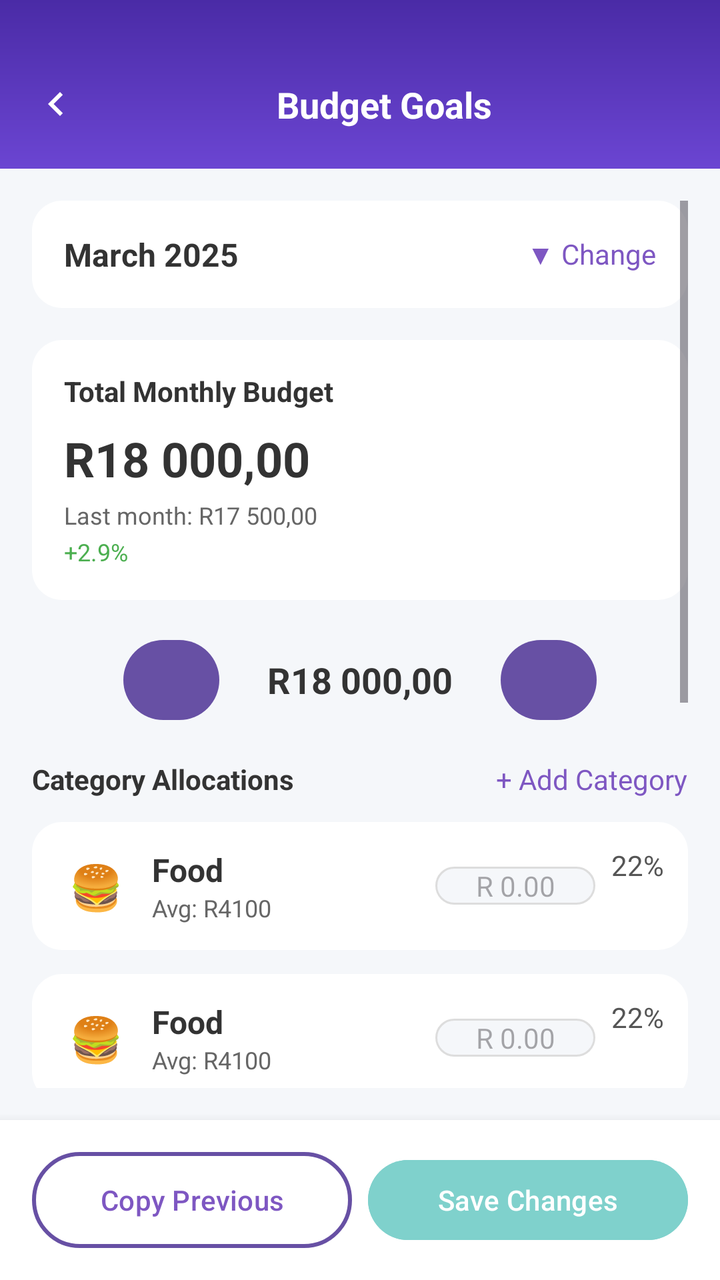
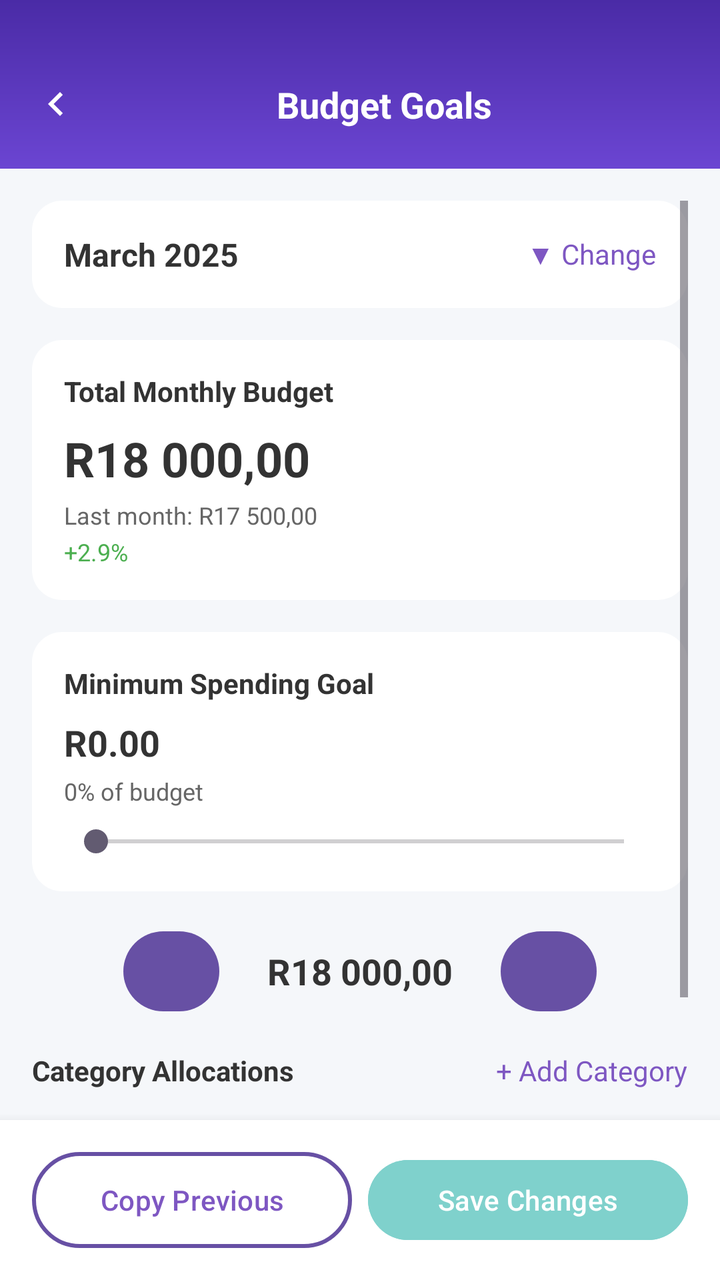

The first picture is an Android layout as it rendered before a commit; the second is the same layout after the commit. The layout source and the unified diff follow.
<!-- AndroidManifest.xml: application theme Theme.TightBudget -->
<!-- res/layout/activity_budget_goals.xml -->
<?xml version="1.0" encoding="utf-8"?>
<RelativeLayout xmlns:android="http://schemas.android.com/apk/res/android"
    xmlns:app="http://schemas.android.com/apk/res-auto"
    xmlns:tools="http://schemas.android.com/tools"
    android:id="@+id/budgetGoalsRoot"
    android:layout_width="match_parent"
    android:layout_height="match_parent"
    android:background="@color/background_gray"
    tools:context=".BudgetGoalsActivity">

    
    <LinearLayout
        android:id="@+id/header"
        android:layout_width="match_parent"
        android:layout_height="wrap_content"
        android:background="@drawable/gradient_background"
        android:gravity="center_vertical"
        android:orientation="horizontal"
        android:paddingStart="16dp"
        android:paddingTop="40dp"
        android:paddingEnd="16dp"
        android:paddingBottom="20dp">

        <ImageView
            android:id="@+id/backButton"
            android:layout_width="24dp"
            android:layout_height="24dp"
            android:contentDescription="@string/back_button"
            android:src="@drawable/ic_back"
            app:tint="@android:color/white" />

        <TextView
            android:layout_width="0dp"
            android:layout_height="wrap_content"
            android:layout_weight="1"
            android:gravity="center"
            android:text="Budget Goals"
            android:textColor="@android:color/white"
            android:textSize="18sp"
            android:textStyle="bold" />
    </LinearLayout>

    
    <ScrollView
        android:id="@+id/scrollView"
        android:layout_width="match_parent"
        android:layout_height="match_parent"
        android:layout_above="@id/buttonContainer"
        android:layout_below="@id/header"
        android:padding="16dp">

        <LinearLayout
            android:layout_width="match_parent"
            android:layout_height="wrap_content"
            android:orientation="vertical">

            
            <LinearLayout
                android:layout_width="match_parent"
                android:layout_height="wrap_content"
                android:layout_marginBottom="16dp"
                android:background="@drawable/card_background"
                android:gravity="center_vertical"
                android:padding="16dp">

                <TextView
                    android:layout_width="0dp"
                    android:layout_height="wrap_content"
                    android:layout_weight="1"
                    android:text="March 2025"
                    android:textColor="@color/text_dark"
                    android:textSize="16sp"
                    android:textStyle="bold" />

                <TextView
                    android:id="@+id/changeDateButton"
                    android:layout_width="wrap_content"
                    android:layout_height="wrap_content"
                    android:text="▼ Change"
                    android:textColor="@color/purple"
                    android:textSize="14sp" />
            </LinearLayout>

            
            <LinearLayout
                android:layout_width="match_parent"
                android:layout_height="wrap_content"
                android:layout_marginBottom="16dp"
                android:background="@drawable/card_background"
                android:orientation="vertical"
                android:padding="16dp">

                <TextView
                    android:layout_width="wrap_content"
                    android:layout_height="wrap_content"
                    android:text="Total Monthly Budget"
                    android:textColor="@color/text_dark"
                    android:textSize="14sp"
                    android:textStyle="bold" />

                <TextView
                    android:id="@+id/monthlyBudgetText"
                    android:layout_width="wrap_content"
                    android:layout_height="wrap_content"
                    android:layout_marginTop="8dp"
                    android:text="R18 000,00"
                    android:textColor="@color/text_dark"
                    android:textSize="24sp"
                    android:textStyle="bold" />

                <TextView
                    android:layout_width="wrap_content"
                    android:layout_height="wrap_content"
                    android:layout_marginTop="4dp"
                    android:text="Last month: R17 500,00"
                    android:textColor="@color/text_light"
                    android:textSize="12sp" />

                <TextView
                    android:layout_width="wrap_content"
                    android:layout_height="wrap_content"
                    android:layout_marginTop="2dp"
                    android:text="+2.9%"
                    android:textColor="@color/green_light"
                    android:textSize="12sp" />
            </LinearLayout>

            
            <LinearLayout
                android:layout_width="match_parent"
                android:layout_height="wrap_content"
                android:layout_marginBottom="16dp"
                android:gravity="center"
                android:orientation="horizontal">

                <Button
                    android:id="@+id/decreaseBudget"
                    android:layout_width="48dp"
                    android:layout_height="48dp"
                    android:text="−" />

                <TextView
                    android:id="@+id/currentBudgetDisplay"
                    android:layout_width="wrap_content"
                    android:layout_height="wrap_content"
                    android:paddingHorizontal="24dp"
                    android:text="R18 000,00"
                    android:textColor="@color/text_dark"
                    android:textSize="18sp"
                    android:textStyle="bold" />

                <Button
                    android:id="@+id/increaseBudget"
                    android:layout_width="48dp"
                    android:layout_height="48dp"
                    android:text="+" />
            </LinearLayout>

            
            <LinearLayout
                android:layout_width="match_parent"
                android:layout_height="wrap_content"
                android:layout_marginBottom="12dp"
                android:gravity="center_vertical"
                android:orientation="horizontal">

                <TextView
                    android:layout_width="0dp"
                    android:layout_height="wrap_content"
                    android:layout_weight="1"
                    android:text="Category Allocations"
                    android:textColor="@color/text_dark"
                    android:textSize="14sp"
                    android:textStyle="bold" />

                <TextView
                    android:id="@+id/addCategory"
                    android:layout_width="wrap_content"
                    android:layout_height="wrap_content"
                    android:text="+ Add Category"
                    android:textColor="@color/purple"
                    android:textSize="14sp" />
            </LinearLayout>

            
            <include layout="@layout/item_budget_category" />
            <include layout="@layout/item_budget_category" />
            <include layout="@layout/item_budget_category" />
            <include layout="@layout/item_budget_category" />
            <include layout="@layout/item_budget_category" />
            <include layout="@layout/item_budget_category" />

            
            <TextView
                android:id="@+id/totalAllocated"
                android:layout_width="match_parent"
                android:layout_height="wrap_content"
                android:layout_marginTop="12dp"
                android:layout_marginBottom="24dp"
                android:gravity="end"
                android:text="Total: R18 000,00"
                android:textColor="@color/text_dark"
                android:textSize="16sp"
                android:textStyle="bold" />
        </LinearLayout>
    </ScrollView>

    
    <androidx.cardview.widget.CardView
        android:id="@+id/buttonContainer"
        android:layout_width="match_parent"
        android:layout_height="wrap_content"
        android:layout_alignParentBottom="true"
        app:cardElevation="8dp"
        app:cardCornerRadius="0dp"
        android:background="@android:color/white">

        <LinearLayout
            android:layout_width="match_parent"
            android:layout_height="wrap_content"
            android:orientation="horizontal"
            android:padding="16dp">

            <Button
                android:id="@+id/copyPreviousButton"
                android:layout_width="0dp"
                android:layout_height="wrap_content"
                android:layout_weight="1"
                android:background="@drawable/button_outline"
                android:text="Copy Previous"
                android:textColor="@color/purple" />

            <Button
                android:id="@+id/saveChangesButton"
                android:layout_width="0dp"
                android:layout_height="wrap_content"
                android:layout_weight="1"
                android:layout_marginStart="8dp"
                android:backgroundTint="@color/teal_light"
                android:text="Save Changes"
                android:textColor="@color/white" />
        </LinearLayout>
    </androidx.cardview.widget.CardView>

</RelativeLayout>
<!-- res/layout/item_budget_category.xml (included above) -->
<?xml version="1.0" encoding="utf-8"?>
<LinearLayout xmlns:android="http://schemas.android.com/apk/res/android"
    android:id="@+id/budgetCategoryItem"
    android:layout_width="match_parent"
    android:layout_height="wrap_content"
    android:background="@drawable/card_background"
    android:orientation="horizontal"
    android:padding="12dp"
    android:layout_marginBottom="12dp"
    android:gravity="center_vertical">

    
    <LinearLayout
        android:layout_width="0dp"
        android:layout_height="wrap_content"
        android:layout_weight="2"
        android:orientation="horizontal"
        android:gravity="center_vertical">

        
        <TextView
            android:id="@+id/categoryEmoji"
            android:layout_width="40dp"
            android:layout_height="40dp"
            android:text="🍔"
            android:textSize="22sp"
            android:gravity="center"
            android:textAlignment="center"
            android:textColor="@color/text_dark" />

        
        <LinearLayout
            android:layout_width="wrap_content"
            android:layout_height="wrap_content"
            android:orientation="vertical"
            android:layout_marginStart="8dp">

            <TextView
                android:id="@+id/categoryName"
                android:layout_width="wrap_content"
                android:layout_height="wrap_content"
                android:text="Food"
                android:textColor="@color/text_dark"
                android:textSize="16sp"
                android:textStyle="bold" />

            <TextView
                android:id="@+id/categoryAverage"
                android:layout_width="wrap_content"
                android:layout_height="wrap_content"
                android:text="Avg: R4100"
                android:textColor="@color/text_light"
                android:textSize="12sp" />
        </LinearLayout>
    </LinearLayout>

    
    <EditText
        android:id="@+id/categoryAmountInput"
        android:layout_width="80dp"
        android:layout_height="wrap_content"
        android:layout_marginEnd="8dp"
        android:inputType="numberDecimal"
        android:background="@drawable/edit_text_background"
        android:hint="R 0.00"
        android:textColor="@color/text_dark"
        android:gravity="center"
        android:textSize="14sp" />

    
    <TextView
        android:id="@+id/categoryPercentage"
        android:layout_width="wrap_content"
        android:layout_height="wrap_content"
        android:text="22%"
        android:textColor="@color/text_medium"
        android:textSize="14sp"
        android:layout_gravity="end" />
</LinearLayout>
<!-- resources referenced by this layout -->
<resources>
  <color name="background_gray">#F5F7FA</color>
  <color name="green_light">#4CAF50</color>
  <color name="purple">#7E57C2</color>
  <color name="teal_light">#7FD1CC</color>
  <color name="text_dark">#333333</color>
  <color name="text_light">#666666</color>
  <color name="text_medium">#555555</color>
  <color name="white">#FFFFFFFF</color>
  <!-- drawable button_outline (drawable) -->
  <?xml version="1.0" encoding="utf-8"?>
  <selector xmlns:android="http://schemas.android.com/apk/res/android">
      <item>
          <shape>
              <solid android:color="@android:color/transparent" />
              <stroke android:width="2dp" android:color="@color/text_dark" />
              <corners android:radius="50dp" />
          </shape>
      </item>
  </selector>
  <!-- drawable card_background (drawable) -->
  <?xml version="1.0" encoding="utf-8"?>
  <shape xmlns:android="http://schemas.android.com/apk/res/android">
      <solid android:color="@color/white" />
      <corners android:radius="15dp" />
  </shape>
  <!-- drawable edit_text_background (drawable) -->
  <?xml version="1.0" encoding="utf-8"?>
  <shape xmlns:android="http://schemas.android.com/apk/res/android">
      <solid android:color="@color/background_gray" />
      <corners android:radius="10dp" />
      <stroke
          android:width="1dp"
          android:color="@color/border_color" />
  </shape>
  <!-- drawable gradient_background (drawable) -->
  <?xml version="1.0" encoding="utf-8"?>
  <shape xmlns:android="http://schemas.android.com/apk/res/android">
      <gradient
          android:startColor="@color/primary_purple_dark"
          android:endColor="@color/primary_purple_light"
          android:angle="270" />
  </shape>
  <!-- drawable ic_back (drawable) -->
  <?xml version="1.0" encoding="utf-8"?>
  <vector xmlns:android="http://schemas.android.com/apk/res/android"
      android:width="24dp"
      android:height="24dp"
      android:viewportWidth="24"
      android:viewportHeight="24">
  
      <path
          android:fillColor="#FFFFFF"
          android:pathData="M15.41,7.41L14,6l-6,6 6,6 1.41,-1.41L10.83,12z" />
  </vector>
  <string name="back_button" />
  <style name="Theme.TightBudget" parent="Base.Theme.TightBudget" />
  <color name="border_color">#DDDDDD</color>
  <color name="primary_purple_dark">#4A2BA6</color>
  <color name="primary_purple_light">#6B45D2</color>
  <style name="Base.Theme.TightBudget" parent="Theme.Material3.DayNight.NoActionBar">
          <item name="android:windowTranslucentNavigation">false</item>
          <item name="android:navigationBarColor">@color/primary_purple_light</item>
          <item name="android:statusBarColor">@android:color/transparent</item>
          <item name="android:windowDrawsSystemBarBackgrounds">true</item>
      </style>
</resources>

<!-- the commit's change to res/layout/activity_budget_goals.xml (unified diff, before → after) -->
@@ -64,6 +64,7 @@
                 android:padding="16dp">
 
                 <TextView
+                    android:id="@+id/monthText"
                     android:layout_width="0dp"
                     android:layout_height="wrap_content"
                     android:layout_weight="1"
@@ -123,6 +124,51 @@
                     android:text="+2.9%"
                     android:textColor="@color/green_light"
                     android:textSize="12sp" />
+            </LinearLayout>
+
+            
+            <LinearLayout
+                android:layout_width="match_parent"
+                android:layout_height="wrap_content"
+                android:layout_marginBottom="16dp"
+                android:background="@drawable/card_background"
+                android:orientation="vertical"
+                android:padding="16dp">
+
+                <TextView
+                    android:layout_width="wrap_content"
+                    android:layout_height="wrap_content"
+                    android:text="Minimum Spending Goal"
+                    android:textColor="@color/text_dark"
+                    android:textSize="14sp"
+                    android:textStyle="bold" />
+
+                <TextView
+                    android:id="@+id/minimumGoalValue"
+                    android:layout_width="wrap_content"
+                    android:layout_height="wrap_content"
+                    android:layout_marginTop="8dp"
+                    android:text="R0.00"
+                    android:textColor="@color/text_dark"
+                    android:textSize="18sp"
+                    android:textStyle="bold" />
+
+                <TextView
+                    android:id="@+id/minimumGoalPercentage"
+                    android:layout_width="wrap_content"
+                    android:layout_height="wrap_content"
+                    android:layout_marginTop="4dp"
+                    android:text="0% of budget"
+                    android:textColor="@color/text_light"
+                    android:textSize="12sp" />
+
+                <SeekBar
+                    android:id="@+id/minimumGoalSeekBar"
+                    android:layout_width="match_parent"
+                    android:layout_height="wrap_content"
+                    android:layout_marginTop="8dp"
+                    android:max="100"
+                    android:progress="0" />
             </LinearLayout>
 
             
@@ -183,12 +229,13 @@
             </LinearLayout>
 
             
-            <include layout="@layout/item_budget_category" />
-            <include layout="@layout/item_budget_category" />
-            <include layout="@layout/item_budget_category" />
-            <include layout="@layout/item_budget_category" />
-            <include layout="@layout/item_budget_category" />
-            <include layout="@layout/item_budget_category" />
+            <LinearLayout
+                android:id="@+id/categoryContainer"
+                android:layout_width="match_parent"
+                android:layout_height="wrap_content"
+                android:orientation="vertical">
+                
+            </LinearLayout>
 
             
             <TextView
@@ -243,83 +290,3 @@
     </androidx.cardview.widget.CardView>
 
 </RelativeLayout>
-<!-- res/layout/item_budget_category.xml (included above) -->
-<?xml version="1.0" encoding="utf-8"?>
-<LinearLayout xmlns:android="http://schemas.android.com/apk/res/android"
-    android:id="@+id/budgetCategoryItem"
-    android:layout_width="match_parent"
-    android:layout_height="wrap_content"
-    android:background="@drawable/card_background"
-    android:orientation="horizontal"
-    android:padding="12dp"
-    android:layout_marginBottom="12dp"
-    android:gravity="center_vertical">
-
-    
-    <LinearLayout
-        android:layout_width="0dp"
-        android:layout_height="wrap_content"
-        android:layout_weight="2"
-        android:orientation="horizontal"
-        android:gravity="center_vertical">
-
-        
-        <TextView
-            android:id="@+id/categoryEmoji"
-            android:layout_width="40dp"
-            android:layout_height="40dp"
-            android:text="🍔"
-            android:textSize="22sp"
-            android:gravity="center"
-            android:textAlignment="center"
-            android:textColor="@color/text_dark" />
-
-        
-        <LinearLayout
-            android:layout_width="wrap_content"
-            android:layout_height="wrap_content"
-            android:orientation="vertical"
-            android:layout_marginStart="8dp">
-
-            <TextView
-                android:id="@+id/categoryName"
-                android:layout_width="wrap_content"
-                android:layout_height="wrap_content"
-                android:text="Food"
-                android:textColor="@color/text_dark"
-                android:textSize="16sp"
-                android:textStyle="bold" />
-
-            <TextView
-                android:id="@+id/categoryAverage"
-                android:layout_width="wrap_content"
-                android:layout_height="wrap_content"
-                android:text="Avg: R4100"
-                android:textColor="@color/text_light"
-                android:textSize="12sp" />
-        </LinearLayout>
-    </LinearLayout>
-
-    
-    <EditText
-        android:id="@+id/categoryAmountInput"
-        android:layout_width="80dp"
-        android:layout_height="wrap_content"
-        android:layout_marginEnd="8dp"
-        android:inputType="numberDecimal"
-        android:background="@drawable/edit_text_background"
-        android:hint="R 0.00"
-        android:textColor="@color/text_dark"
-        android:gravity="center"
-        android:textSize="14sp" />
-
-    
-    <TextView
-        android:id="@+id/categoryPercentage"
-        android:layout_width="wrap_content"
-        android:layout_height="wrap_content"
-        android:text="22%"
-        android:textColor="@color/text_medium"
-        android:textSize="14sp"
-        android:layout_gravity="end" />
-</LinearLayout>
<!-- resource entries referenced after the edit -->
@@ -6,7 +6,6 @@
   <color name="teal_light">#7FD1CC</color>
   <color name="text_dark">#333333</color>
   <color name="text_light">#666666</color>
-  <color name="text_medium">#555555</color>
   <color name="white">#FFFFFFFF</color>
   <!-- drawable button_outline (drawable) -->
   <?xml version="1.0" encoding="utf-8"?>
@@ -24,15 +23,6 @@
   <shape xmlns:android="http://schemas.android.com/apk/res/android">
       <solid android:color="@color/white" />
       <corners android:radius="15dp" />
-  </shape>
-  <!-- drawable edit_text_background (drawable) -->
-  <?xml version="1.0" encoding="utf-8"?>
-  <shape xmlns:android="http://schemas.android.com/apk/res/android">
-      <solid android:color="@color/background_gray" />
-      <corners android:radius="10dp" />
-      <stroke
-          android:width="1dp"
-          android:color="@color/border_color" />
   </shape>
   <!-- drawable gradient_background (drawable) -->
   <?xml version="1.0" encoding="utf-8"?>
@@ -56,7 +46,6 @@
   </vector>
   <string name="back_button" />
   <style name="Theme.TightBudget" parent="Base.Theme.TightBudget" />
-  <color name="border_color">#DDDDDD</color>
   <color name="primary_purple_dark">#4A2BA6</color>
   <color name="primary_purple_light">#6B45D2</color>
   <style name="Base.Theme.TightBudget" parent="Theme.Material3.DayNight.NoActionBar">
